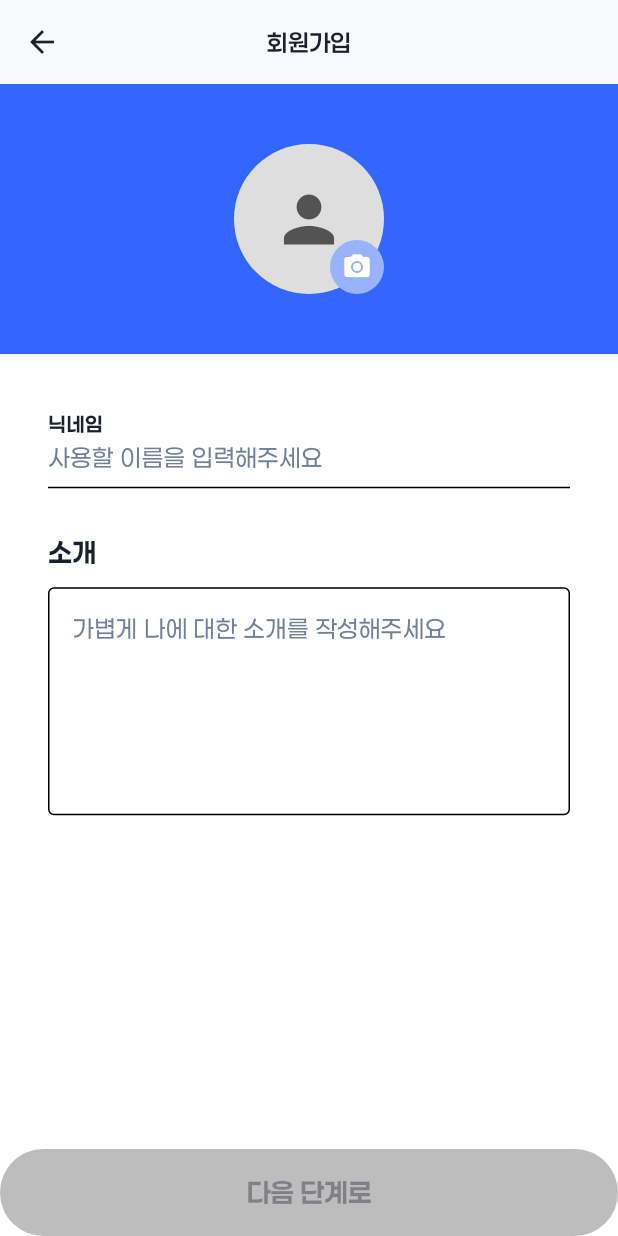
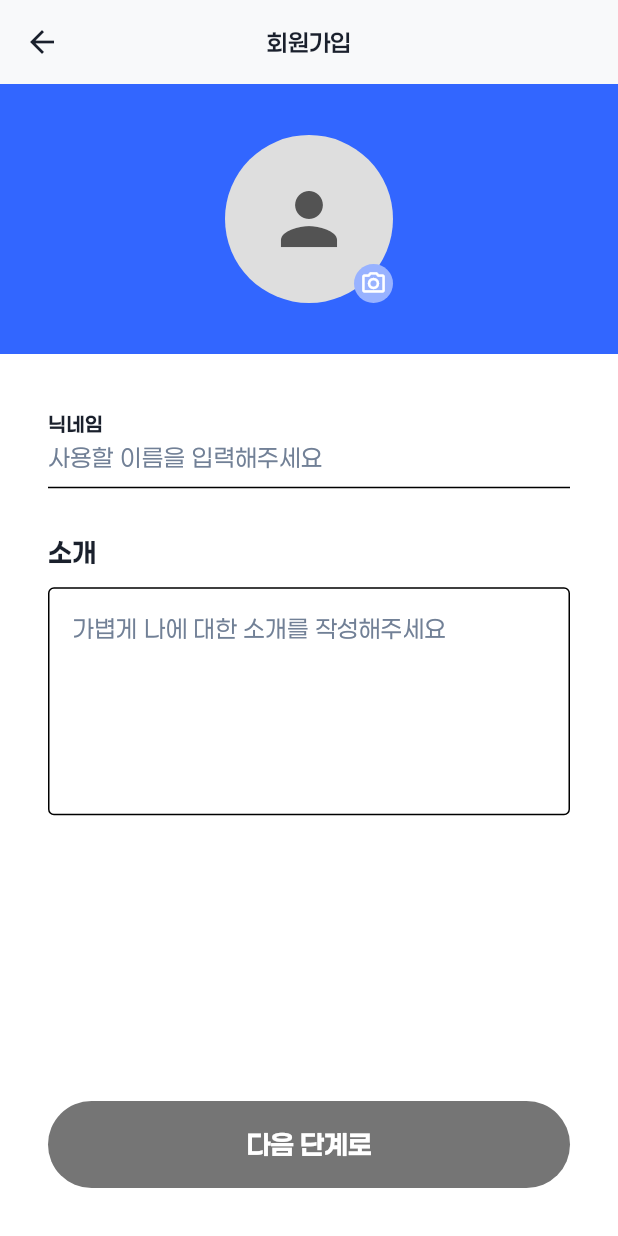
Before and after one commit to PolarisAnnie/Gps-Chat-app, a Flutter app: the RegisterPage screen opened by its route, on a phone screen of 412 x 824 dp. Run offline on Flutter 3.47's test engine with Material 3 defaults, Android fonts, the phone set to English and light mode, and no system bars; our stand-ins replace cloud_firestore, firebase_core, firebase_storage, flutter_dotenv, flutter_riverpod, geolocator and 1 more; accounts and stored records are empty.

Commit message:
refactor: AuthState와 AuthViewModel의 닉네임 유효성 검사 로직 통합 및 개선, UI 요소 크기 조정

```diff
--- a/lib/ui/pages/auth/register_page.dart
+++ b/lib/ui/pages/auth/register_page.dart
@@ -82,7 +82,7 @@ class _RegisterPageState extends ConsumerState<RegisterPage> {
                     child: Stack(
                       children: [
                         CircleAvatar(
-                          radius: 50,
+                          radius: 56,
                           backgroundColor: Color(0xFFdedede),
                           backgroundImage: state.profileImage != null
                               ? FileImage(state.profileImage!)
@@ -90,7 +90,7 @@ class _RegisterPageState extends ConsumerState<RegisterPage> {
                           child: state.profileImage == null
                               ? Icon(
                                   Icons.person,
-                                  size: 50,
+                                  size: 56,
                                   color: Color(0xFF535353),
                                 )
                               : null,
@@ -99,14 +99,14 @@ class _RegisterPageState extends ConsumerState<RegisterPage> {
                           bottom: 0,
                           right: 0,
                           child: Container(
-                            padding: const EdgeInsets.all(8),
+                            padding: const EdgeInsets.all(4),
                             decoration: BoxDecoration(
                               color: Color(0xFF98b2ff),
                               shape: BoxShape.circle,
                             ),
                             child: Icon(
-                              Icons.camera_alt,
-                              size: 20,
+                              Icons.camera_alt_outlined,
+                              size: 18,
                               color: AppTheme.textOnPrimary,
                             ),
                           ),
@@ -165,7 +165,9 @@ class _RegisterPageState extends ConsumerState<RegisterPage> {
                 ),
               ),
               // 다음 단계로 이동 버튼
-              SizedBox(
+              Padding(
+                padding: const EdgeInsets.all(32),
+                child: SizedBox(
                   width: double.infinity,
                   child: ElevatedButton(
                     onPressed: state.isFormValid && !state.isLoading
@@ -174,11 +176,12 @@ class _RegisterPageState extends ConsumerState<RegisterPage> {
                     style: ElevatedButton.styleFrom(
                       backgroundColor: AppTheme.primaryColor,
                       foregroundColor: AppTheme.textOnPrimary,
-                    padding: const EdgeInsets.symmetric(vertical: 16),
+                      padding: const EdgeInsets.symmetric(vertical: 16.0),
                       shape: RoundedRectangleBorder(
-                      borderRadius: BorderRadius.circular(30),
+                        borderRadius: BorderRadius.circular(30.0),
                       ),
-                    disabledBackgroundColor: Colors.grey.shade400,
+                      disabledBackgroundColor: Colors.grey.shade600,
+                      disabledForegroundColor: Colors.white,
                     ),
                     child: state.isLoading
                         ? const SizedBox(
@@ -198,6 +201,7 @@ class _RegisterPageState extends ConsumerState<RegisterPage> {
                           ),
                   ),
                 ),
+              ),
             ],
           ),
         ),
```
Also changed, not shown: lib/core/providers/models/auth_state.dart (+31 -1 lines), lib/core/providers/viewmodels/auth_viewmodel.dart (+15 -13 lines), lib/ui/pages/auth/signup_page.dart (+21 -21 lines), lib/ui/pages/splash/splash_page_new.dart (added). Lines whose indentation alone changed are shown as unchanged.
